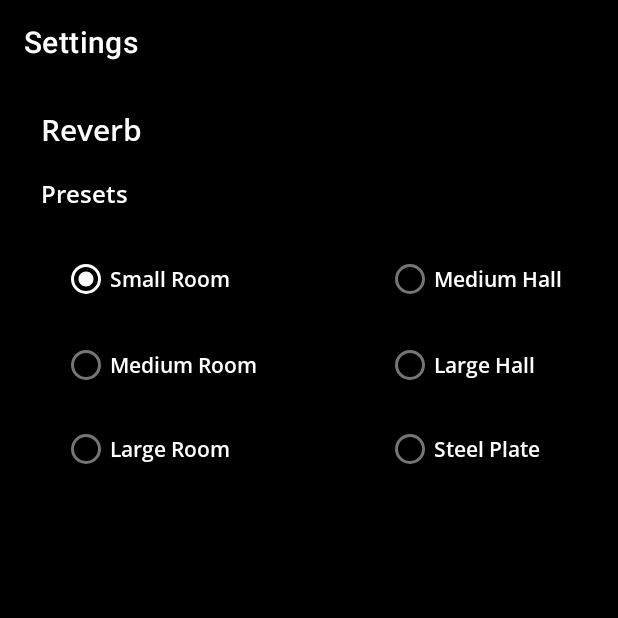
After one commit to sanket099/AudioRecorder, an Android app: the SettingsActivity screen opened directly, with no data from a screen before it, on a phone screen of 412 x 824 dp, the top half of it. The commit adds this screen. Run offline under Robolectric (Android 15) with nearby library versions, the phone set to English and light mode, and no system bars.

Commit message:
reverb_custom

```diff
--- a/app/src/main/java/com/sanket/audiorecorder/PlayActivity.kt
+++ b/app/src/main/java/com/sanket/audiorecorder/PlayActivity.kt
@@ -1,22 +1,37 @@
 package com.sanket.audiorecorder
 
+import android.content.ContentValues
+import android.content.Intent
+import android.content.SharedPreferences
 import android.media.MediaPlayer
 import android.media.audiofx.BassBoost
 import android.media.audiofx.NoiseSuppressor
 import android.media.audiofx.PresetReverb
 import android.os.Bundle
+import android.os.Environment
 import android.os.Handler
+import android.provider.MediaStore
+import android.view.Menu
+import android.view.MenuItem
 import android.view.View
 import android.widget.SeekBar
 import android.widget.Toast
 import androidx.appcompat.app.AppCompatActivity
 import com.sanket.audiorecorder.databinding.ActivityPlayBinding
+import java.io.File
 import java.io.IOException
+import java.text.SimpleDateFormat
+import java.util.*
+import kotlin.collections.ArrayList
 
 
 class PlayActivity : AppCompatActivity() {
     private lateinit var _binding : ActivityPlayBinding
     private var audioFile : AudioFileClass? = null
+    private var PRIVATE_MODE = 0
+    private val PREF_NAME = "myPref"
+    private val REVERB = "REVERB"
+
     private lateinit var audioArray : ArrayList<AudioFileClass>
 
    /* private lateinit var runnable:Runnable
@@ -209,9 +224,7 @@ class PlayActivity : AppCompatActivity() {
                     suppressor.enabled = true
 */
 
-
                     mp?.prepare()
-
 
                 }
                 //mp?.prepare()
@@ -388,14 +401,67 @@ class PlayActivity : AppCompatActivity() {
         reverb.enabled = true
         mp!!.attachAuxEffect(reverb.id)
         mp!!.setAuxEffectSendLevel(1.0f)*/
-
-
+        val sharedPref: SharedPreferences = getSharedPreferences(PREF_NAME, PRIVATE_MODE)
         val pReverb = PresetReverb(1, 0)
         mp!!.attachAuxEffect(pReverb.id)
-        pReverb.preset = PresetReverb.PRESET_LARGEROOM
+        if (sharedPref.getInt(REVERB, 0) != 0) {
+            pReverb.preset = sharedPref.getInt(REVERB, 0).toShort()
+        }
+        else {
+            pReverb.preset = PresetReverb.PRESET_SMALLROOM
+        }
+
         pReverb.enabled = true
         mp!!.setAuxEffectSendLevel(1.0f)
     }
 
+    private fun saveAudioAfterEffects(){
+        //creating content resolver and put the values
+        val myDirectory = File(Environment.getExternalStorageDirectory(), "recorder_app_hello")
+        var title : String = ""
+
+        try {
+            // Create folder to store recordingss
+
+            val dateFormat = SimpleDateFormat("dd_mm_yyyy")
+            val date = dateFormat.format(Date())
+            title = "REC_withReverb$date.mp3"
+            filePath = myDirectory.absolutePath + File.separator + title
+
+        } catch (e: Exception) {
+            e.printStackTrace()
+            println("error ${e.message}")
+        }
+
+        val values = ContentValues()
+        // values.put(MediaStore.Audio.Media._ID, 12)
+        values.put(MediaStore.Audio.Media.DATA, filePath)
+
+        values.put(MediaStore.Audio.Media.MIME_TYPE, "audio/3gpp")
+        values.put(MediaStore.Audio.Media.TITLE, title)
+        //store audio recorder file in the external content uri
+        contentResolver.insert(MediaStore.Audio.Media.EXTERNAL_CONTENT_URI, values)
+
+    }
+
+    override fun onCreateOptionsMenu(menu: Menu?): Boolean {
+        menuInflater.inflate(R.menu.menu_play, menu)
+        return true
+        //return super.onCreateOptionsMenu(menu)
+    }
+
+    override fun onOptionsItemSelected(item: MenuItem): Boolean {
+        return when (item.itemId) {
+            R.id.action_settings -> {
+                startActivity(Intent(this, SettingsActivity::class.java))
+                true
+            }
+
+            else -> super.onOptionsItemSelected(item)
+        }
+    }
+
+
+
 
 }
--- /dev/null
+++ b/app/src/main/java/com/sanket/audiorecorder/SettingsActivity.kt
@@ -0,0 +1,54 @@
+package com.sanket.audiorecorder
+
+import android.content.SharedPreferences
+import androidx.appcompat.app.AppCompatActivity
+import android.os.Bundle
+import com.sanket.audiorecorder.databinding.ActivitySettingsBinding
+
+class SettingsActivity : AppCompatActivity() {
+    private lateinit var _binding : ActivitySettingsBinding
+
+    private var PRIVATE_MODE = 0
+    private val PREF_NAME = "myPref"
+    private val REVERB = "REVERB"
+
+    override fun onCreate(savedInstanceState: Bundle?) {
+        super.onCreate(savedInstanceState)
+        _binding = ActivitySettingsBinding.inflate(layoutInflater)
+        setContentView(_binding.root)
+
+
+
+        title = "Settings"
+
+        _binding.radioGroup.setOnCheckedChangeListener { group, checkedId ->
+            when (checkedId) {
+                R.id.rvb_sr_1 -> {
+                    setPref(1)
+                }
+                R.id.rvb_mr_2 -> {
+                    setPref(2)
+                }
+                R.id.rvb_lr_3 -> {
+                    setPref(3)
+                }
+                R.id.rvb_mh_4 -> {
+                    setPref(4)
+                }
+                R.id.rvb_lh_5 -> {
+                    setPref(5)
+                }
+                R.id.rvb_sp_6 -> {
+                    setPref(6)
+                }
+            }
+
+        }
+    }
+    private fun setPref(value : Int){
+        val sharedPref: SharedPreferences = getSharedPreferences(PREF_NAME, PRIVATE_MODE)
+        val editor = sharedPref.edit()
+        editor.putInt(REVERB, value)
+        editor.apply()
+    }
+}
--- /dev/null
+++ b/app/src/main/res/layout/activity_settings.xml
@@ -0,0 +1,137 @@
+<?xml version="1.0" encoding="utf-8"?>
+<androidx.constraintlayout.widget.ConstraintLayout xmlns:android="http://schemas.android.com/apk/res/android"
+    xmlns:app="http://schemas.android.com/apk/res-auto"
+    xmlns:tools="http://schemas.android.com/tools"
+    android:layout_width="match_parent"
+    android:layout_height="match_parent"
+    android:background="@color/black"
+    tools:context=".SettingsActivity">
+
+    <TextView
+        android:id="@+id/tv_custom_reverb"
+        android:layout_width="wrap_content"
+        android:layout_height="wrap_content"
+        android:layout_marginStart="27dp"
+        android:layout_marginTop="16dp"
+        android:fontFamily="@font/open_sans_semibold"
+        android:text="Reverb"
+        android:textColor="#FFFFFF"
+        android:textSize="20sp"
+        app:layout_constraintStart_toStartOf="parent"
+        app:layout_constraintTop_toTopOf="parent" />
+
+
+    <TextView
+        android:id="@+id/tv_presets"
+        android:layout_width="wrap_content"
+        android:layout_height="wrap_content"
+        android:layout_marginBottom="5dp"
+        android:fontFamily="@font/open_sans_semibold"
+        android:text="Presets"
+        android:textColor="#FFFFFF"
+        android:textSize="16sp"
+        app:layout_constraintBottom_toTopOf="@+id/radio_group"
+        app:layout_constraintStart_toStartOf="@+id/tv_custom_reverb" />
+
+    <RadioGroup
+        android:id="@+id/radio_group"
+        android:layout_width="0dp"
+        android:layout_height="wrap_content"
+        android:layout_marginTop="90dp"
+        app:layout_constraintEnd_toEndOf="parent"
+        app:layout_constraintStart_toStartOf="parent"
+        app:layout_constraintTop_toTopOf="parent">
+
+        <androidx.constraintlayout.widget.ConstraintLayout
+            android:layout_width="match_parent"
+            android:layout_height="match_parent"
+            android:background="@color/black">
+
+            <RadioButton
+                android:id="@+id/rvb_sr_1"
+                android:layout_width="wrap_content"
+                android:layout_height="wrap_content"
+                android:layout_marginStart="41dp"
+                android:layout_marginTop="16dp"
+                android:checked="true"
+                android:fontFamily="@font/open_sans_semibold"
+                android:text="Small Room"
+                android:textColor="#FFFFFF"
+                android:textColorLink="#FFFFFF"
+                app:layout_constraintStart_toStartOf="parent"
+                app:layout_constraintTop_toTopOf="parent" />
+
+            <RadioButton
+                android:id="@+id/rvb_sp_6"
+                android:layout_width="wrap_content"
+                android:layout_height="wrap_content"
+
+                android:layout_marginEnd="52dp"
+
+                android:checked="false"
+                android:fontFamily="@font/open_sans_semibold"
+                android:text="Steel Plate"
+                android:textColor="#FFFFFF"
+                android:textColorLink="#FFFFFF"
+                app:layout_constraintBottom_toBottomOf="@+id/rvb_lr_3"
+                app:layout_constraintEnd_toEndOf="parent"
+                app:layout_constraintTop_toTopOf="@+id/rvb_lr_3" />
+
+            <RadioButton
+                android:id="@+id/rvb_lh_5"
+                android:layout_width="wrap_content"
+                android:layout_height="wrap_content"
+                android:layout_marginBottom="8dp"
+                android:checked="false"
+                android:fontFamily="@font/open_sans_semibold"
+                android:text="Large Hall"
+                android:textColor="#FFFFFF"
+                android:textColorLink="#FFFFFF"
+                app:layout_constraintBottom_toTopOf="@+id/rvb_sp_6"
+                app:layout_constraintStart_toStartOf="@+id/rvb_sp_6" />
+
+            <RadioButton
+                android:id="@+id/rvb_mr_2"
+                android:layout_width="wrap_content"
+                android:layout_height="wrap_content"
+                android:layout_marginTop="9dp"
+                android:checked="false"
+                android:fontFamily="@font/open_sans_semibold"
+                android:text="Medium Room"
+                android:textColor="#FFFFFF"
+                android:textColorLink="#FFFFFF"
+                app:layout_constraintStart_toStartOf="@+id/rvb_sr_1"
+                app:layout_constraintTop_toBottomOf="@+id/rvb_sr_1" />
+
+            <RadioButton
+                android:id="@+id/rvb_mh_4"
+                android:layout_width="wrap_content"
+                android:layout_height="wrap_content"
+                android:layout_marginTop="16dp"
+                android:checked="false"
+                android:fontFamily="@font/open_sans_semibold"
+                android:text="Medium Hall"
+                android:textColor="#FFFFFF"
+                android:textColorLink="#FFFFFF"
+                app:layout_constraintStart_toStartOf="@+id/rvb_lh_5"
+                app:layout_constraintTop_toTopOf="parent" />
+
+            <RadioButton
+                android:id="@+id/rvb_lr_3"
+                android:layout_width="wrap_content"
+                android:layout_height="wrap_content"
+                android:layout_marginTop="8dp"
+                android:checked="false"
+                android:fontFamily="@font/open_sans_semibold"
+                android:text="Large Room"
+                android:textColor="#FFFFFF"
+                android:textColorLink="#FFFFFF"
+                app:layout_constraintStart_toStartOf="@+id/rvb_mr_2"
+                app:layout_constraintTop_toBottomOf="@+id/rvb_mr_2" />
+        </androidx.constraintlayout.widget.ConstraintLayout>
+
+
+    </RadioGroup>
+
+
+</androidx.constraintlayout.widget.ConstraintLayout>
--- /dev/null
+++ b/app/src/main/res/menu/menu_play.xml
@@ -0,0 +1,11 @@
+<?xml version="1.0" encoding="utf-8"?>
+<menu xmlns:android="http://schemas.android.com/apk/res/android"
+    xmlns:app="http://schemas.android.com/apk/res-auto"
+    xmlns:tools="http://schemas.android.com/tools"  >
+    <item
+        android:id="@+id/action_settings"
+        app:showAsAction="ifRoom"
+        android:icon="@drawable/play_24"
+        android:title="Edit"/>
+
+</menu>
--- a/app/src/main/res/values-night/themes.xml
+++ b/app/src/main/res/values-night/themes.xml
@@ -6,7 +6,7 @@
         <item name="colorPrimaryVariant">@color/black</item>
         <item name="colorOnPrimary">@color/white</item>
         <!-- Secondary brand color. -->
-        <item name="colorSecondary">@color/teal_200</item>
+        <item name="colorSecondary">@color/white</item>
         <item name="colorSecondaryVariant">@color/teal_700</item>
         <item name="colorOnSecondary">@color/black</item>
         <!-- Status bar color. -->
--- a/app/src/main/res/values/themes.xml
+++ b/app/src/main/res/values/themes.xml
@@ -6,7 +6,7 @@
         <item name="colorPrimaryVariant">@color/black</item>
         <item name="colorOnPrimary">@color/white</item>
         <!-- Secondary brand color. -->
-        <item name="colorSecondary">@color/teal_200</item>
+        <item name="colorSecondary">@color/white</item>
         <item name="colorSecondaryVariant">@color/teal_700</item>
         <item name="colorOnSecondary">@color/black</item>
         <!-- Status bar color. -->
```
Also changed, not shown: app/src/main/AndroidManifest.xml (+4 -4 lines).
